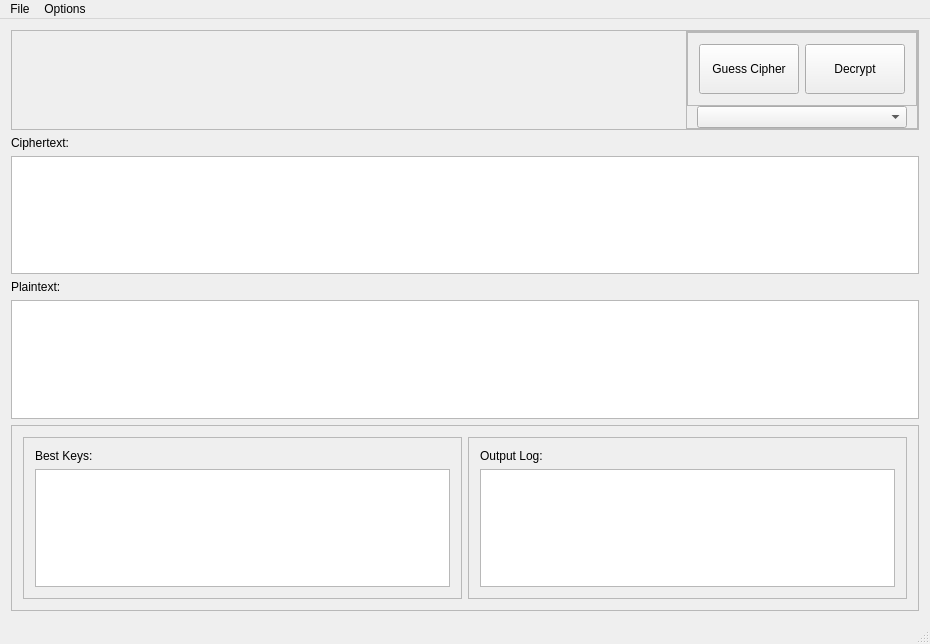
Qt form Code Breaking/CodeBreakerGUI/CodeBreakerMain.ui (jamesh1999/Misc-Programming) before a commit.
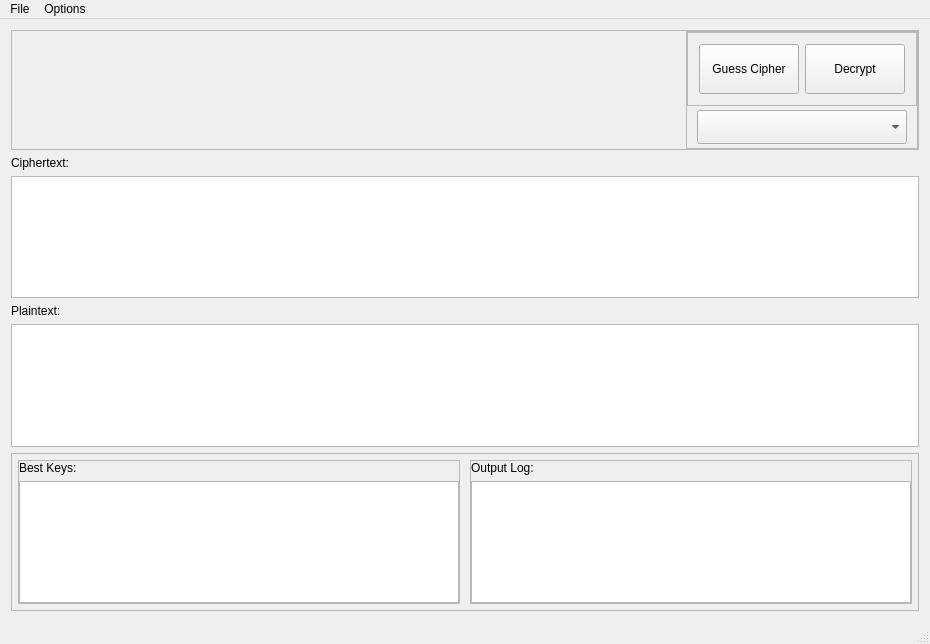
The same form after that commit.

What changed in the file:
```diff
--- a/Code Breaking/CodeBreakerGUI/CodeBreakerMain.ui
+++ b/Code Breaking/CodeBreakerGUI/CodeBreakerMain.ui
@@ -20,10 +20,16 @@
    <layout class="QVBoxLayout" name="verticalLayout_2">
     <item>
      <widget class="QFrame" name="settings">
+      <property name="sizePolicy">
+       <sizepolicy hsizetype="Expanding" vsizetype="Fixed">
+        <horstretch>0</horstretch>
+        <verstretch>0</verstretch>
+       </sizepolicy>
+      </property>
       <property name="minimumSize">
        <size>
         <width>0</width>
-        <height>100</height>
+        <height>120</height>
        </size>
       </property>
       <property name="frameShape">
@@ -50,6 +56,12 @@
        </property>
        <item>
         <widget class="QStackedWidget" name="stackedWidget">
+         <property name="sizePolicy">
+          <sizepolicy hsizetype="Expanding" vsizetype="Expanding">
+           <horstretch>5</horstretch>
+           <verstretch>0</verstretch>
+          </sizepolicy>
+         </property>
          <property name="currentIndex">
           <number>-1</number>
          </property>
@@ -58,8 +70,8 @@
        <item>
         <widget class="QFrame" name="frame">
          <property name="sizePolicy">
-          <sizepolicy hsizetype="Maximum" vsizetype="Maximum">
-           <horstretch>0</horstretch>
+          <sizepolicy hsizetype="Expanding" vsizetype="Expanding">
+           <horstretch>1</horstretch>
            <verstretch>0</verstretch>
           </sizepolicy>
          </property>
@@ -71,7 +83,7 @@
          </property>
          <layout class="QVBoxLayout" name="verticalLayout_4">
           <property name="spacing">
-           <number>0</number>
+           <number>4</number>
           </property>
           <property name="leftMargin">
            <number>0</number>
@@ -83,7 +95,7 @@
            <number>0</number>
           </property>
           <property name="bottomMargin">
-           <number>0</number>
+           <number>4</number>
           </property>
           <item>
            <widget class="QFrame" name="frame_3">
@@ -147,7 +159,7 @@
           <item>
            <widget class="QComboBox" name="cipher">
             <property name="sizePolicy">
-             <sizepolicy hsizetype="Preferred" vsizetype="Preferred">
+             <sizepolicy hsizetype="Expanding" vsizetype="Minimum">
               <horstretch>0</horstretch>
               <verstretch>0</verstretch>
              </sizepolicy>
@@ -179,6 +191,12 @@
     </item>
     <item>
      <widget class="QLabel" name="label_2">
+      <property name="sizePolicy">
+       <sizepolicy hsizetype="Maximum" vsizetype="Preferred">
+        <horstretch>0</horstretch>
+        <verstretch>0</verstretch>
+       </sizepolicy>
+      </property>
       <property name="text">
        <string>Ciphertext:</string>
       </property>
@@ -189,6 +207,12 @@
     </item>
     <item>
      <widget class="QLabel" name="label">
+      <property name="sizePolicy">
+       <sizepolicy hsizetype="Maximum" vsizetype="Preferred">
+        <horstretch>0</horstretch>
+        <verstretch>0</verstretch>
+       </sizepolicy>
+      </property>
       <property name="text">
        <string>Plaintext:</string>
       </property>
@@ -206,6 +230,21 @@
        <enum>QFrame::Raised</enum>
       </property>
       <layout class="QHBoxLayout" name="horizontalLayout">
+       <property name="spacing">
+        <number>10</number>
+       </property>
+       <property name="leftMargin">
+        <number>6</number>
+       </property>
+       <property name="topMargin">
+        <number>6</number>
+       </property>
+       <property name="rightMargin">
+        <number>6</number>
+       </property>
+       <property name="bottomMargin">
+        <number>6</number>
+       </property>
        <item>
         <widget class="QFrame" name="frame_5">
          <property name="frameShape">
@@ -215,8 +254,26 @@
           <enum>QFrame::Raised</enum>
          </property>
          <layout class="QVBoxLayout" name="verticalLayout_3">
+          <property name="leftMargin">
+           <number>0</number>
+          </property>
+          <property name="topMargin">
+           <number>0</number>
+          </property>
+          <property name="rightMargin">
+           <number>0</number>
+          </property>
+          <property name="bottomMargin">
+           <number>0</number>
+          </property>
           <item>
            <widget class="QLabel" name="label_3">
+            <property name="sizePolicy">
+             <sizepolicy hsizetype="Maximum" vsizetype="Preferred">
+              <horstretch>0</horstretch>
+              <verstretch>0</verstretch>
+             </sizepolicy>
+            </property>
             <property name="text">
              <string>Best Keys:</string>
             </property>
@@ -237,8 +294,26 @@
           <enum>QFrame::Raised</enum>
          </property>
          <layout class="QVBoxLayout" name="verticalLayout">
+          <property name="leftMargin">
+           <number>0</number>
+          </property>
+          <property name="topMargin">
+           <number>0</number>
+          </property>
+          <property name="rightMargin">
+           <number>0</number>
+          </property>
+          <property name="bottomMargin">
+           <number>0</number>
+          </property>
           <item>
            <widget class="QLabel" name="label_4">
+            <property name="sizePolicy">
+             <sizepolicy hsizetype="Maximum" vsizetype="Preferred">
+              <horstretch>0</horstretch>
+              <verstretch>0</verstretch>
+             </sizepolicy>
+            </property>
             <property name="text">
              <string>Output Log:</string>
             </property>
```
Left out of the diff: 21 changed lines with no effect on the pictures.
